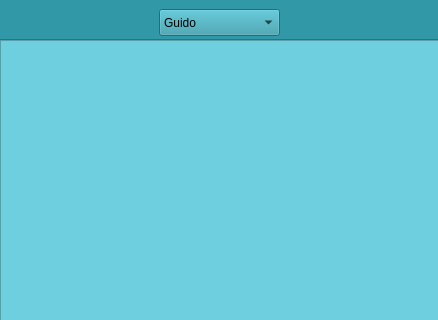
Qt form mainwindow.ui (rzonnie/PIA) before a commit; both pictures show x 0 to 438 and y 0 to 320 of the 438 by 600 pixel window.
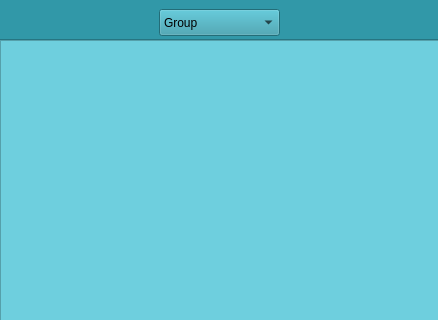
The same form after that commit.

What changed in the file:
```diff
--- a/mainwindow.ui
+++ b/mainwindow.ui
@@ -51,6 +51,11 @@
      <property name="styleSheet">
       <string notr="true"/>
      </property>
+     <item>
+      <property name="text">
+       <string>Group</string>
+      </property>
+     </item>
      <item>
       <property name="text">
        <string>Guido</string>
```
